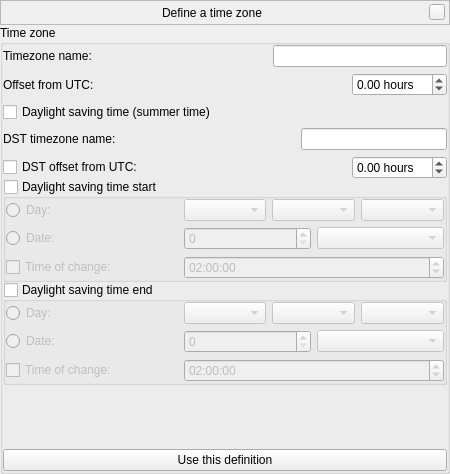
This is plugins/TimeZoneConfiguration/src/gui/defineTimeZone.ui in 519984307/stellarium_src as Qt 5 draws it before an edit. The edited form follows.
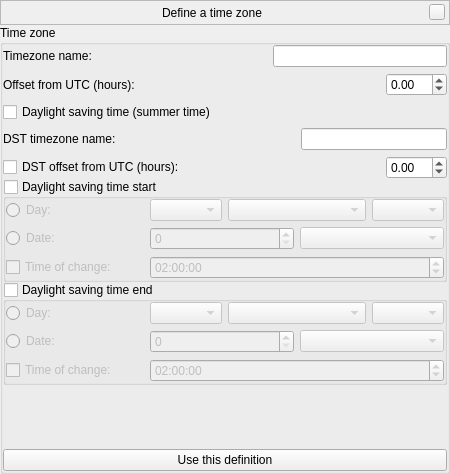
This is the edited form. Custom widgets are drawn as their Qt base class.

Commit message: TimeZoneConfiguration 0.0.3: dynamic retranslation; small re-arrangedment of the GUI

Patch:
```diff
--- a/plugins/TimeZoneConfiguration/src/gui/defineTimeZone.ui
+++ b/plugins/TimeZoneConfiguration/src/gui/defineTimeZone.ui
@@ -161,7 +161,7 @@
         <item>
          <widget class="QLabel" name="labelOffset">
           <property name="text">
-           <string>Offset from UTC:</string>
+           <string>Offset from UTC (hours):</string>
           </property>
          </widget>
         </item>
@@ -183,9 +183,6 @@
           <property name="wrapping">
            <bool>true</bool>
           </property>
-          <property name="suffix">
-           <string> hours</string>
-          </property>
           <property name="minimum">
            <double>-24.000000000000000</double>
           </property>
@@ -259,7 +256,7 @@
               <item>
                <widget class="QCheckBox" name="checkBoxOffsetDst">
                 <property name="text">
-                 <string>DST offset from UTC:</string>
+                 <string>DST offset from UTC (hours):</string>
                 </property>
                </widget>
               </item>
@@ -281,9 +278,6 @@
                 <property name="wrapping">
                  <bool>true</bool>
                 </property>
-                <property name="suffix">
-                 <string> hours</string>
-                </property>
                 <property name="minimum">
                  <double>-24.000000000000000</double>
                 </property>
@@ -322,13 +316,7 @@
               </property>
              </widget>
             </item>
-            <item row="1" column="2">
-             <widget class="QComboBox" name="comboBoxDstStartWeek"/>
-            </item>
-            <item row="1" column="3">
-             <widget class="QComboBox" name="comboBoxDstStartDay"/>
-            </item>
-            <item row="1" column="4">
+            <item row="1" column="5">
              <widget class="QComboBox" name="comboBoxDstStartMonth"/>
             </item>
             <item row="4" column="0" colspan="2">
@@ -338,7 +326,7 @@
               </property>
              </widget>
             </item>
-            <item row="4" column="2" colspan="3">
+            <item row="4" column="2" colspan="4">
              <widget class="QTimeEdit" name="timeEditDstStart">
               <property name="wrapping">
                <bool>true</bool>
@@ -362,7 +350,7 @@
               </property>
              </widget>
             </item>
-            <item row="2" column="2" colspan="3">
+            <item row="2" column="2" colspan="4">
              <widget class="QFrame" name="frameDstStartDate">
               <layout class="QHBoxLayout" name="horizontalLayout">
                <property name="margin">
@@ -377,6 +365,12 @@
               </layout>
              </widget>
             </item>
+            <item row="1" column="3" colspan="2">
+             <widget class="QComboBox" name="comboBoxDstStartWeek"/>
+            </item>
+            <item row="1" column="2">
+             <widget class="QComboBox" name="comboBoxDstStartDay"/>
+            </item>
            </layout>
           </widget>
          </item>
@@ -402,13 +396,7 @@
               </property>
              </widget>
             </item>
-            <item row="1" column="2">
-             <widget class="QComboBox" name="comboBoxDstEndWeek"/>
-            </item>
-            <item row="1" column="3">
-             <widget class="QComboBox" name="comboBoxDstEndDay"/>
-            </item>
-            <item row="1" column="4">
+            <item row="1" column="5">
              <widget class="QComboBox" name="comboBoxDstEndMonth"/>
             </item>
             <item row="4" column="0" colspan="2">
@@ -418,7 +406,7 @@
               </property>
              </widget>
             </item>
-            <item row="4" column="2" colspan="3">
+            <item row="4" column="2" colspan="4">
              <widget class="QTimeEdit" name="timeEditDstEnd">
               <property name="wrapping">
                <bool>true</bool>
@@ -442,7 +430,7 @@
               </property>
              </widget>
             </item>
-            <item row="3" column="2" colspan="3">
+            <item row="3" column="2" colspan="4">
              <widget class="QFrame" name="frameDstEndDate">
               <layout class="QHBoxLayout" name="horizontalLayoutDstEndDate">
                <property name="margin">
@@ -457,6 +445,12 @@
               </layout>
              </widget>
             </item>
+            <item row="1" column="3" colspan="2">
+             <widget class="QComboBox" name="comboBoxDstEndWeek"/>
+            </item>
+            <item row="1" column="2">
+             <widget class="QComboBox" name="comboBoxDstEndDay"/>
+            </item>
            </layout>
           </widget>
          </item>
```
Left out of the diff: 18 changed lines with no effect on the pictures. The commit also changes 5 other files.
